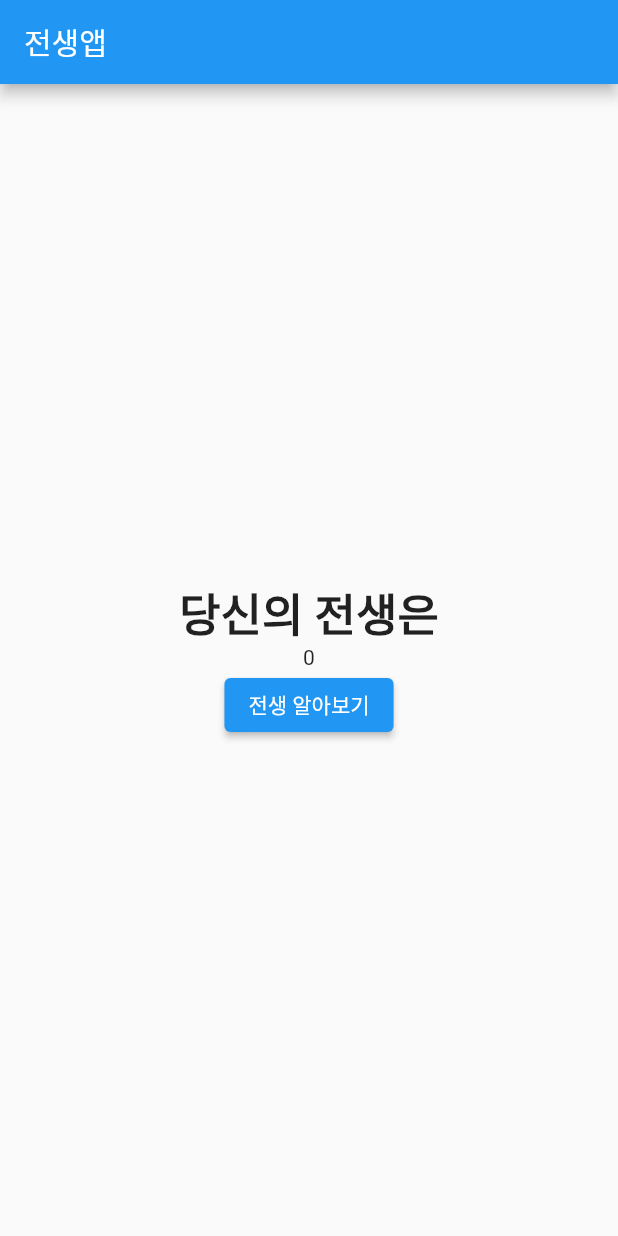
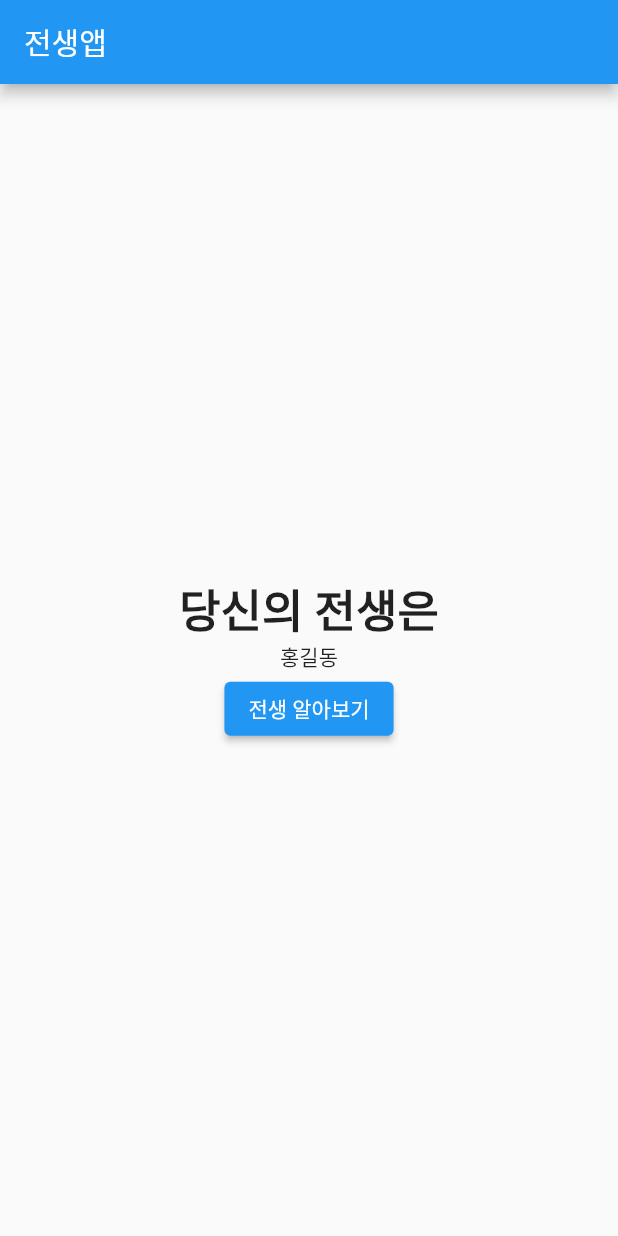
Before and after one commit to gumsang/flutter_image_gridview, a Flutter app: the screen it shows after launch, on a phone screen of 412 x 824 dp. Run offline on Flutter 3.47's test engine with Material 2 defaults, Android fonts, the phone set to English and light mode, and no system bars.

```diff
--- a/lib/future_exam5.dart
+++ b/lib/future_exam5.dart
@@ -10,9 +10,11 @@ class YourExLife extends StatefulWidget {
 }
 
 class _YourExLifeState extends State<YourExLife> {
-  var rnd = Random();
+  // var rnd = Random();
   int randomnumber = 0;
   bool isLoading = false;
+  List myList = ['홍길동', '유비', '관우', '장비'];
+
   @override
   Widget build(BuildContext context) {
     return Scaffold(
@@ -22,47 +24,55 @@ class _YourExLifeState extends State<YourExLife> {
       body: Center(
         child: Column(
           mainAxisAlignment: MainAxisAlignment.center,
-          // crossAxisAlignment: CrossAxisAlignment.center,
           children: [
-            const Text(
-              "당신의 전생은",
-              style: TextStyle(
-                fontWeight: FontWeight.bold,
-                fontSize: 30,
-              ),
-            ),
+            showText(),
             Column(
               children: [
-                if (isLoading)
-                  const CircularProgressIndicator()
-                else
-                  Text('$randomnumber'),
+                showLoading(),
               ],
             ),
-            ElevatedButton(
-              onPressed: () {
-                showExLife();
-                showLoading();
-              },
-              child: Text("전생 알아보기"),
-            ),
+            randomButton(),
           ],
         ),
       ),
     );
   }
 
-  void showExLife() async {
+  Widget showText() {
+    return const Text(
+      "당신의 전생은",
+      style: TextStyle(
+        fontWeight: FontWeight.bold,
+        fontSize: 30,
+      ),
+    );
+  }
+
+  Widget randomButton() {
+    return ElevatedButton(
+      onPressed: () {
+        setLoading();
+      },
+      child: const Text("전생 알아보기"),
+    );
+  }
+
+  Widget showLoading() {
+    if (isLoading)
+      return CircularProgressIndicator();
+    else
+      return Text('${myList[randomnumber]}');
+  }
+
+  Future setLoading() async {
     setState(() {
       isLoading = true;
     });
-  }
-
-  Future showLoading() async {
     await Future.delayed(const Duration(seconds: 3));
     setState(() {
       isLoading = false;
-      randomnumber = rnd.nextInt(100);
+      // randomnumber = rnd.nextInt(3);
+      randomnumber = Random().nextInt(3);
     });
   }
 }
--- a/lib/main.dart
+++ b/lib/main.dart
@@ -2,6 +2,7 @@ import 'package:exam_1/future_exam5.dart';
 import 'package:flutter/material.dart';
 
 import 'future_exam.dart';
+import 'future_exam6.dart';
 
 void main() {
   runApp(const MyApp());
```
Also changed, not shown: lib/future_exam6.dart (added, +116 -0 lines).
